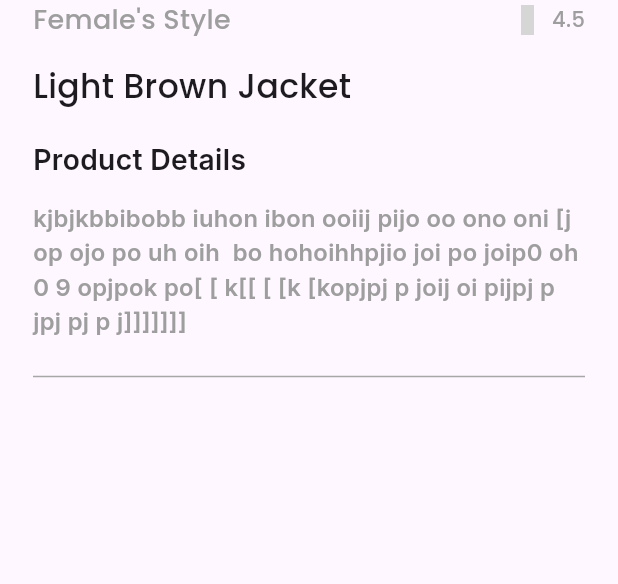
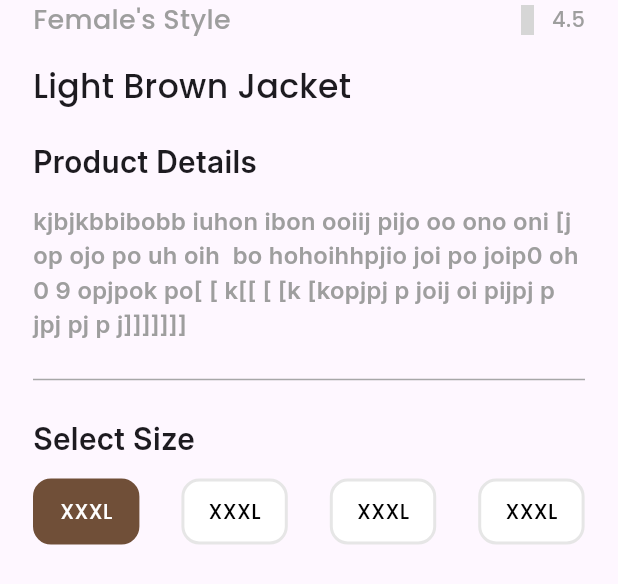
Before and after one commit to HazemAhmed677/shop-mate, a Flutter app: the CustomProductDetailsColumn widget shown alone on an empty page, opened directly, on a phone screen of 412 x 824 dp. Shown: the top 584 px of the screen. Run offline on Flutter 3.47's test engine with Material 3 defaults, Android fonts, the phone set to English and light mode, and no system bars; our stand-ins replace device_preview, expandable_page_view, flutter_svg, font_awesome_flutter, go_router, iconly; grey boxes are pictures that could not be loaded.

Commit message:
Update Product Details and Add Size Selection Feature
- Increased the font size of the "Product Details" text from 19 to 20.
- Added a "Select Size" section with a new `SizeListView` widget.
- Introduced a `CustomSizeContainer` widget to display individual size options.
- Implemented state management in `SizeListView` to handle active size selection.
- Updated the `CustomProductDetailsColumn` widget to include the new size selection feature.

```diff
--- a/lib/features/home/presentation/views/widgets/custom_product_details_column.dart
+++ b/lib/features/home/presentation/views/widgets/custom_product_details_column.dart
@@ -1,6 +1,7 @@
 import 'package:flutter/material.dart';
 import 'package:shop_mate/core/utils/app_styles.dart';
 import 'package:shop_mate/features/home/presentation/views/widgets/custom_rate_widget.dart';
+import 'package:shop_mate/features/home/presentation/views/widgets/size_list_view.dart';
 
 class CustomProductDetailsColumn extends StatelessWidget {
   const CustomProductDetailsColumn({
@@ -46,7 +47,7 @@ class CustomProductDetailsColumn extends StatelessWidget {
           Text(
             "Product Details",
             style: AppStyles.semiBoldInter16.copyWith(
-              fontSize: 19,
+              fontSize: 20,
             ),
           ),
           const SizedBox(
@@ -63,7 +64,17 @@ class CustomProductDetailsColumn extends StatelessWidget {
             height: 50,
             thickness: 1,
             color: Colors.grey.withOpacity(0.9),
-          )
+          ),
+          Text(
+            'Select Size',
+            style: AppStyles.semiBoldInter16.copyWith(
+              fontSize: 20,
+            ),
+          ),
+          const SizedBox(
+            height: 12,
+          ),
+          const SizeListView(),
         ],
       ),
     );
--- /dev/null
+++ b/lib/features/home/presentation/views/widgets/custom_size_container.dart
@@ -0,0 +1,43 @@
+import 'package:flutter/material.dart';
+import 'package:shop_mate/core/utils/app_styles.dart';
+
+import '../../../../../core/utils/app_colors.dart';
+
+class CustomSizeContainer extends StatelessWidget {
+  const CustomSizeContainer({
+    super.key,
+    required this.isActive,
+  });
+  final bool isActive;
+  @override
+  Widget build(BuildContext context) {
+    return AnimatedContainer(
+      duration: const Duration(
+        milliseconds: 150,
+      ),
+      decoration: BoxDecoration(
+        borderRadius: BorderRadius.circular(
+          12,
+        ),
+        color: (isActive) ? AppColors.primaryColor : AppColors.white,
+        border: Border.all(
+          color: (isActive) ? AppColors.primaryColor : const Color(0xffE6E6E6),
+          width: 2,
+        ),
+      ),
+      child: Padding(
+        padding: const EdgeInsets.symmetric(
+          horizontal: 16,
+          vertical: 10,
+        ),
+        child: Text(
+          'XXXL',
+          style: AppStyles.regular24.copyWith(
+            fontSize: 14,
+            color: (isActive) ? AppColors.white : Colors.black,
+          ),
+        ),
+      ),
+    );
+  }
+}
--- /dev/null
+++ b/lib/features/home/presentation/views/widgets/size_list_view.dart
@@ -0,0 +1,44 @@
+import 'package:flutter/material.dart';
+import 'package:shop_mate/features/home/presentation/views/widgets/custom_size_container.dart';
+
+class SizeListView extends StatefulWidget {
+  const SizeListView({
+    super.key,
+  });
+
+  @override
+  State<SizeListView> createState() => _SizeListViewState();
+}
+
+class _SizeListViewState extends State<SizeListView> {
+  int currentIndex = 0;
+  @override
+  Widget build(BuildContext context) {
+    return SizedBox(
+      height: 44,
+      child: ListView.builder(
+        clipBehavior: Clip.none,
+        physics: const BouncingScrollPhysics(),
+        scrollDirection: Axis.horizontal,
+        itemCount: 6,
+        itemBuilder: (context, index) {
+          return Padding(
+            padding: EdgeInsets.only(
+              right: (index != 6) ? 14 : 0,
+              left: (index != 0) ? 14 : 0,
+            ),
+            child: GestureDetector(
+              onTap: () {
+                currentIndex = index;
+                setState(() {});
+              },
+              child: CustomSizeContainer(
+                isActive: (currentIndex == index),
+              ),
+            ),
+          );
+        },
+      ),
+    );
+  }
+}
```
